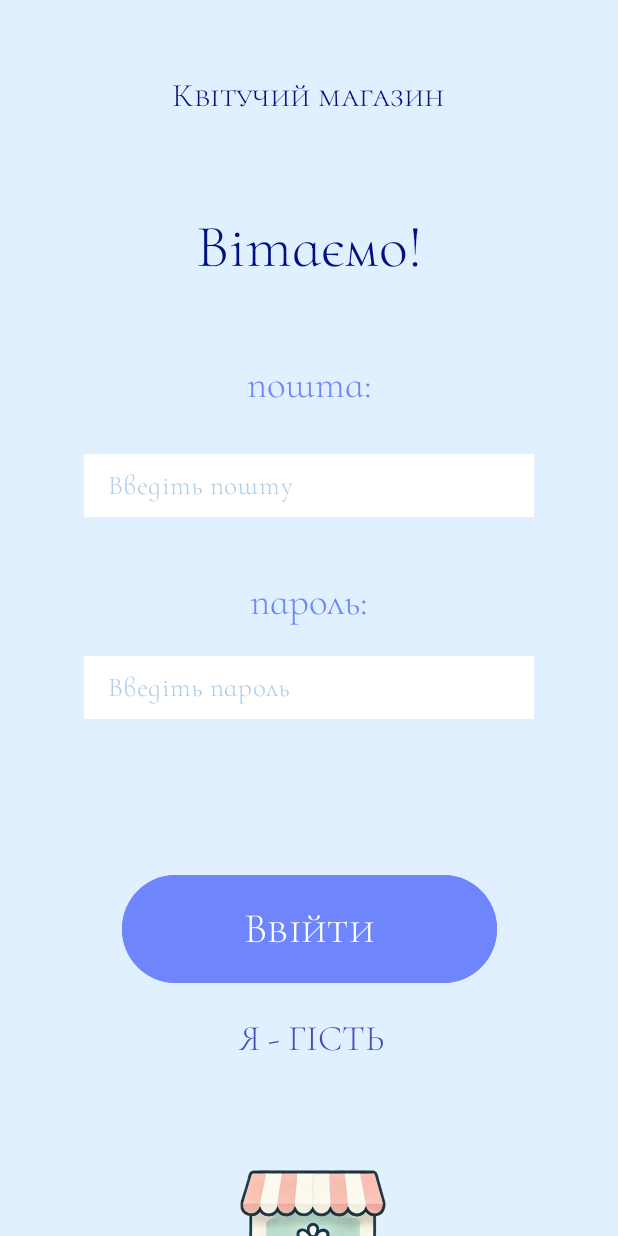
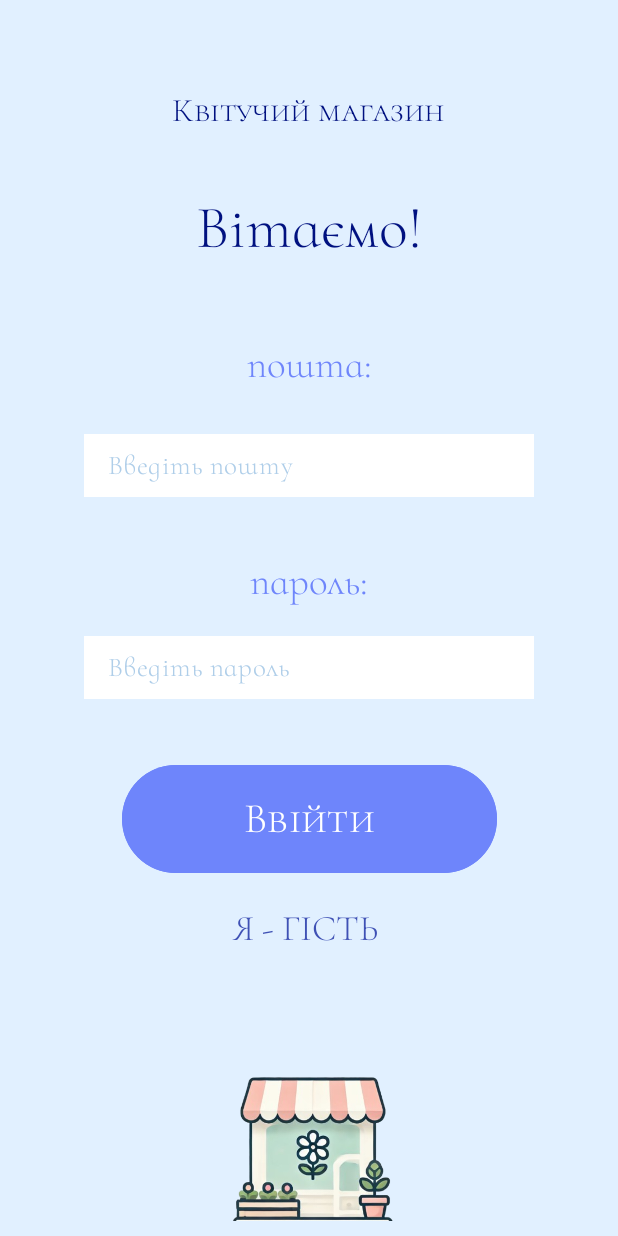
Before and after one commit to BlautaVi/FlowersShop, an Android app: the screen it shows after launch (MainActivity), on a phone screen of 412 x 824 dp. Run offline under Robolectric (Android 15) with nearby library versions, the phone set to English and light mode, and no system bars; our stand-ins replace Firebase (no records; nobody signed in at launch, a user with empty details on screens opened directly).

```diff
--- a/app/build.gradle.kts
+++ b/app/build.gradle.kts
@@ -37,7 +37,6 @@ android {
 }
 
 dependencies {
-
     implementation(libs.androidx.core.ktx)
     implementation(libs.androidx.appcompat)
     implementation(libs.material)
@@ -48,6 +47,8 @@ dependencies {
     implementation(libs.androidx.credentials)
     implementation(libs.androidx.credentials.play.services.auth)
     implementation(libs.googleid)
+    implementation(libs.firebase.database)
+    implementation(libs.firebase.firestore)
     testImplementation(libs.junit)
     androidTestImplementation(libs.androidx.junit)
     androidTestImplementation(libs.androidx.espresso.core)
--- a/app/src/main/res/layout/activity_main.xml
+++ b/app/src/main/res/layout/activity_main.xml
@@ -27,9 +27,9 @@
     <TextView
         android:id="@+id/hello"
         android:layout_width="wrap_content"
-        android:layout_height="wrap_content"
+        android:layout_height="49dp"
         android:layout_marginStart="68dp"
-        android:layout_marginTop="140dp"
+        android:layout_marginTop="40dp"
         android:layout_marginEnd="68dp"
         android:fontFamily="@font/cormorant_infant_light"
         android:text="Вітаємо!"
@@ -37,14 +37,14 @@
         android:textSize="40dp"
         app:layout_constraintEnd_toEndOf="parent"
         app:layout_constraintStart_toStartOf="parent"
-        app:layout_constraintTop_toTopOf="parent" />
+        app:layout_constraintTop_toBottomOf="@+id/shop_name" />
 
     <TextView
         android:id="@+id/login_l"
         android:layout_width="wrap_content"
         android:layout_height="wrap_content"
         android:layout_marginStart="68dp"
-        android:layout_marginTop="240dp"
+        android:layout_marginTop="50dp"
         android:layout_marginEnd="68dp"
         android:fontFamily="@font/cormorant_infant_light"
         android:text="пошта:"
@@ -52,7 +52,7 @@
         android:textSize="26dp"
         app:layout_constraintEnd_toEndOf="parent"
         app:layout_constraintStart_toStartOf="parent"
-        app:layout_constraintTop_toTopOf="parent" />
+        app:layout_constraintTop_toBottomOf="@+id/hello" />
 
     <TextView
         android:id="@+id/passwd_l"
@@ -97,30 +97,31 @@
         android:layout_width="250dp"
         android:layout_height="80dp"
         android:layout_marginStart="68dp"
-        android:layout_marginTop="100dp"
+        android:layout_marginTop="40dp"
         android:layout_marginEnd="68dp"
         android:backgroundTint="#6E85FB"
+        android:clickable="true"
         android:fontFamily="@font/cormorant_sc_light"
         android:text="Ввійти"
         android:textSize="28sp"
         app:layout_constraintEnd_toEndOf="parent"
         app:layout_constraintStart_toStartOf="parent"
-        app:layout_constraintTop_toBottomOf="@+id/enter_passwd" />
+        app:layout_constraintTop_toBottomOf="@+id/enter_passwd2" />
 
     <ImageView
         android:id="@+id/imageView"
         android:layout_width="180dp"
         android:layout_height="180dp"
         android:layout_marginStart="68dp"
-        android:layout_marginTop="740dp"
+        android:layout_marginTop="40dp"
         android:layout_marginEnd="68dp"
         app:layout_constraintEnd_toEndOf="parent"
         app:layout_constraintStart_toStartOf="parent"
-        app:layout_constraintTop_toTopOf="parent"
+        app:layout_constraintTop_toBottomOf="@+id/guest_b"
         app:srcCompat="@drawable/icon" />
 
     <EditText
-        android:id="@+id/enter_passwd"
+        android:id="@+id/enter_passwd2"
         style="@style/Widget.Material3.AutoCompleteTextView.FilledBox.Dense"
         android:layout_width="wrap_content"
         android:layout_height="wrap_content"
--- a/app/src/main/res/layout/activity_registration.xml
+++ b/app/src/main/res/layout/activity_registration.xml
@@ -119,7 +119,7 @@
         app:layout_constraintTop_toBottomOf="@+id/enter_login" />
 
     <EditText
-        android:id="@+id/enter_passwd"
+        android:id="@+id/enter_passwd2"
         style="@style/Widget.Material3.AutoCompleteTextView.FilledBox.Dense"
         android:layout_width="wrap_content"
         android:layout_height="wrap_content"
@@ -155,7 +155,7 @@
         android:textSize="26dp"
         app:layout_constraintEnd_toEndOf="parent"
         app:layout_constraintStart_toStartOf="parent"
-        app:layout_constraintTop_toBottomOf="@+id/enter_passwd" />
+        app:layout_constraintTop_toBottomOf="@+id/enter_passwd2" />
 
     <EditText
         android:id="@+id/enter_phone"
```
Also changed, not shown: app/src/main/java/com/example/flowersshop/MainActivity.kt (+42 -16 lines), app/src/main/java/com/example/flowersshop/Registration.kt (+72 -12 lines), app/src/main/res/layout/activity_for_guest.xml (+11 -7 lines), gradle/libs.versions.toml (+7 -0 lines), app/src/main/res/drawable-anydpi-v26/for_guest.png (deleted).
